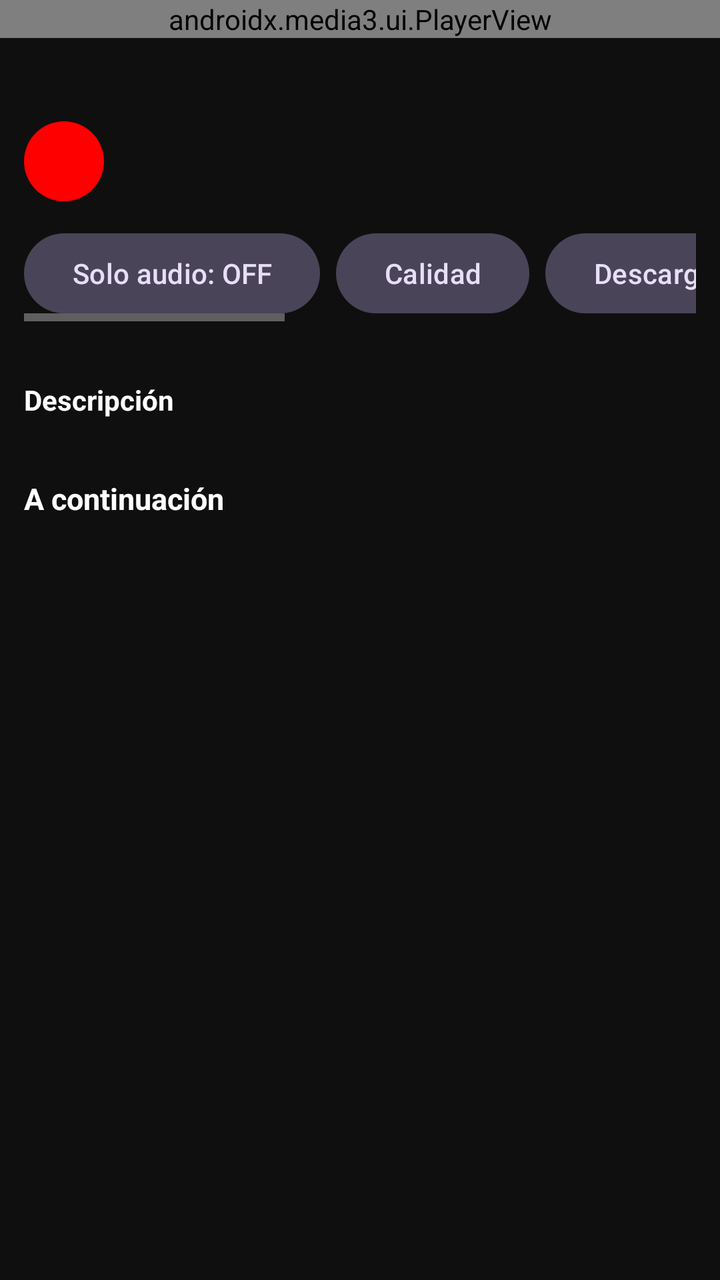
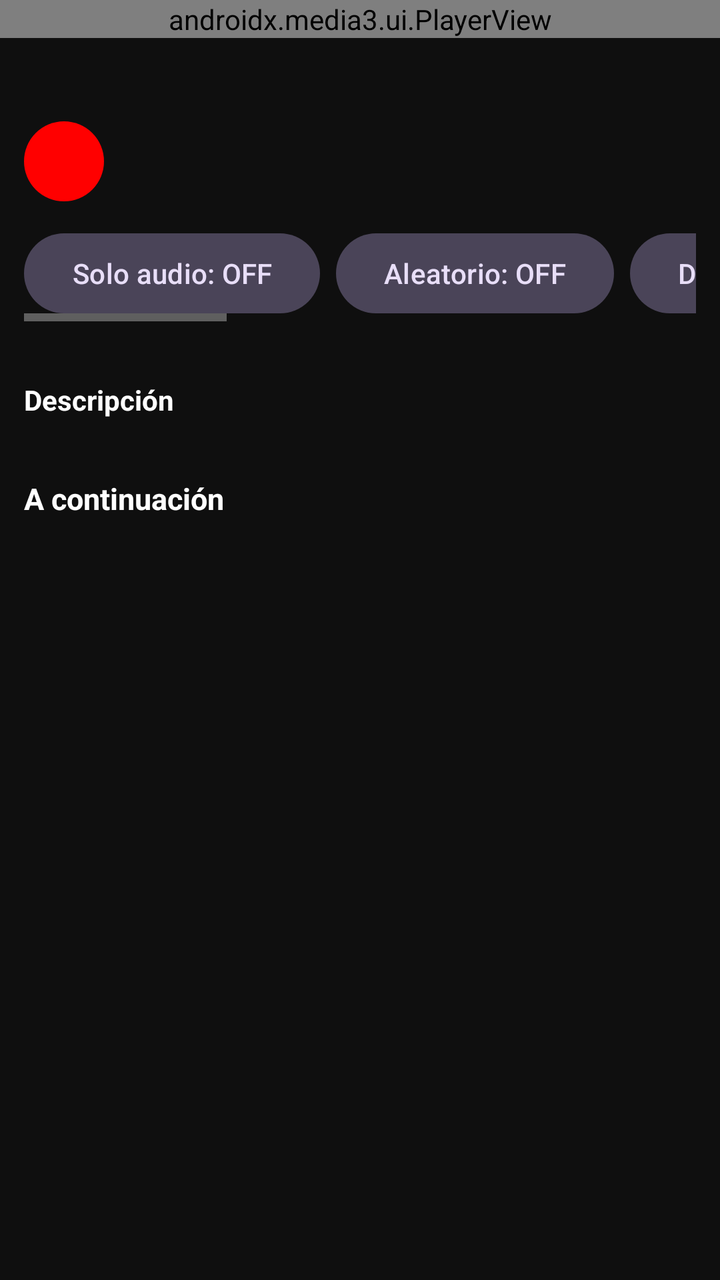

Screens rendered from an Android XML layout before and after an edit, with the pre-edit source and the edit as a unified diff.
<!-- AndroidManifest.xml: application theme Theme.NexosPlay -->
<!-- res/layout/activity_player.xml -->
<?xml version="1.0" encoding="utf-8"?>
<LinearLayout xmlns:android="http://schemas.android.com/apk/res/android"
    xmlns:app="http://schemas.android.com/apk/res-auto"
    android:layout_width="match_parent"
    android:layout_height="match_parent"
    android:background="@color/yt_bg"
    android:orientation="vertical">

    <androidx.media3.ui.PlayerView
        android:id="@+id/player_view"
        android:layout_width="match_parent"
        android:layout_height="wrap_content"
        app:show_buffering="when_playing"
        app:use_controller="true" />

    <ProgressBar
        android:id="@+id/progress"
        style="?android:attr/progressBarStyleHorizontal"
        android:layout_width="match_parent"
        android:layout_height="wrap_content"
        android:indeterminate="true"
        android:visibility="gone" />

    <ScrollView
        android:layout_width="match_parent"
        android:layout_height="0dp"
        android:layout_weight="1"
        android:fillViewport="true">

        <LinearLayout
            android:layout_width="match_parent"
            android:layout_height="wrap_content"
            android:orientation="vertical"
            android:padding="12dp">

            <TextView
                android:id="@+id/video_title"
                android:layout_width="match_parent"
                android:layout_height="wrap_content"
                android:maxLines="2"
                android:textColor="@color/yt_text"
                android:textSize="16sp"
                android:textStyle="bold" />

            <LinearLayout
                android:layout_width="match_parent"
                android:layout_height="wrap_content"
                android:layout_marginTop="8dp"
                android:gravity="center_vertical"
                android:orientation="horizontal">

                <TextView
                    android:id="@+id/channel_avatar"
                    android:layout_width="40dp"
                    android:layout_height="40dp"
                    android:background="@drawable/avatar_circle"
                    android:gravity="center"
                    android:textColor="@color/yt_text"
                    android:textSize="18sp"
                    android:textStyle="bold" />

                <LinearLayout
                    android:layout_width="0dp"
                    android:layout_height="wrap_content"
                    android:layout_marginStart="12dp"
                    android:layout_weight="1"
                    android:orientation="vertical">

                    <TextView
                        android:id="@+id/channel_name"
                        android:layout_width="match_parent"
                        android:layout_height="wrap_content"
                        android:maxLines="1"
                        android:textColor="@color/yt_text"
                        android:textSize="14sp"
                        android:textStyle="bold" />

                    <TextView
                        android:id="@+id/channel_meta"
                        android:layout_width="match_parent"
                        android:layout_height="wrap_content"
                        android:maxLines="1"
                        android:textColor="@color/yt_text2"
                        android:textSize="12sp" />
                </LinearLayout>
            </LinearLayout>

            <HorizontalScrollView
                android:layout_width="match_parent"
                android:layout_height="wrap_content"
                android:layout_marginTop="12dp">

                <LinearLayout
                    android:layout_width="wrap_content"
                    android:layout_height="wrap_content"
                    android:orientation="horizontal">

                    <com.google.android.material.button.MaterialButton
                        android:id="@+id/btn_audio"
                        style="@style/Widget.Material3.Button.TonalButton"
                        android:layout_width="wrap_content"
                        android:layout_height="wrap_content"
                        android:text="@string/audio_off" />

                    <com.google.android.material.button.MaterialButton
                        android:id="@+id/btn_quality"
                        style="@style/Widget.Material3.Button.TonalButton"
                        android:layout_width="wrap_content"
                        android:layout_height="wrap_content"
                        android:layout_marginStart="8dp"
                        android:text="@string/quality_title" />

                    <com.google.android.material.button.MaterialButton
                        android:id="@+id/btn_dl_video"
                        style="@style/Widget.Material3.Button.TonalButton"
                        android:layout_width="wrap_content"
                        android:layout_height="wrap_content"
                        android:layout_marginStart="8dp"
                        android:text="@string/btn_download_video" />

                    <com.google.android.material.button.MaterialButton
                        android:id="@+id/btn_dl_audio"
                        style="@style/Widget.Material3.Button.TonalButton"
                        android:layout_width="wrap_content"
                        android:layout_height="wrap_content"
                        android:layout_marginStart="8dp"
                        android:text="@string/btn_download_audio" />

                    <com.google.android.material.button.MaterialButton
                        android:id="@+id/btn_share"
                        style="@style/Widget.Material3.Button.TonalButton"
                        android:layout_width="wrap_content"
                        android:layout_height="wrap_content"
                        android:layout_marginStart="8dp"
                        android:text="@string/btn_share" />

                    <com.google.android.material.button.MaterialButton
                        android:id="@+id/btn_backend"
                        style="@style/Widget.Material3.Button.TonalButton"
                        android:layout_width="wrap_content"
                        android:layout_height="wrap_content"
                        android:layout_marginStart="8dp"
                        android:text="@string/btn_backend" />
                </LinearLayout>
            </HorizontalScrollView>

            <TextView
                android:id="@+id/status"
                android:layout_width="match_parent"
                android:layout_height="wrap_content"
                android:layout_marginTop="4dp"
                android:textColor="@color/yt_text2"
                android:textSize="13sp" />

            <TextView
                android:layout_width="match_parent"
                android:layout_height="wrap_content"
                android:layout_marginTop="8dp"
                android:text="@string/desc_title"
                android:textColor="@color/yt_text"
                android:textSize="14sp"
                android:textStyle="bold" />

            <TextView
                android:id="@+id/video_desc"
                android:layout_width="match_parent"
                android:layout_height="wrap_content"
                android:ellipsize="end"
                android:maxLines="4"
                android:textColor="@color/yt_text2"
                android:textSize="13sp" />

            <TextView
                android:layout_width="match_parent"
                android:layout_height="wrap_content"
                android:layout_marginTop="12dp"
                android:text="@string/up_next"
                android:textColor="@color/yt_text"
                android:textSize="15sp"
                android:textStyle="bold" />

            <androidx.recyclerview.widget.RecyclerView
                android:id="@+id/up_next_list"
                android:layout_width="match_parent"
                android:layout_height="wrap_content"
                android:layout_marginTop="4dp"
                android:nestedScrollingEnabled="false" />
        </LinearLayout>
    </ScrollView>
</LinearLayout>
<!-- resources referenced by this layout -->
<resources>
  <color name="yt_bg">#0F0F0F</color>
  <color name="yt_text">#FFFFFF</color>
  <color name="yt_text2">#AAAAAA</color>
  <!-- drawable avatar_circle (drawable) -->
  <?xml version="1.0" encoding="utf-8"?>
  <shape xmlns:android="http://schemas.android.com/apk/res/android"
      android:shape="oval">
      <solid android:color="@color/yt_red" />
  </shape>
  <string name="audio_off">Solo audio: OFF</string>
  <string name="btn_backend">Vía servidor yt-dlp</string>
  <string name="btn_download_audio">Descargar audio</string>
  <string name="btn_download_video">Descargar video</string>
  <string name="btn_share">Compartir</string>
  <string name="desc_title">Descripción</string>
  <string name="quality_title">Calidad</string>
  <string name="up_next">A continuación</string>
  <style name="Theme.NexosPlay" parent="Theme.Material3.Dark.NoActionBar">
          <item name="android:windowBackground">@color/yt_bg</item>
          <item name="colorPrimary">@color/yt_red</item>
          <item name="android:textColorPrimary">@color/yt_text</item>
          <item name="android:textColorSecondary">@color/yt_text2</item>
      </style>
  <color name="yt_red">#FF0000</color>
</resources>

<!-- the commit's change to res/layout/activity_player.xml (unified diff, before → after) -->
@@ -103,6 +103,22 @@
                         android:text="@string/audio_off" />
 
                     <com.google.android.material.button.MaterialButton
+                        android:id="@+id/btn_shuffle"
+                        style="@style/Widget.Material3.Button.TonalButton"
+                        android:layout_width="wrap_content"
+                        android:layout_height="wrap_content"
+                        android:layout_marginStart="8dp"
+                        android:text="@string/shuffle_off" />
+
+                    <com.google.android.material.button.MaterialButton
+                        android:id="@+id/btn_sleep"
+                        style="@style/Widget.Material3.Button.TonalButton"
+                        android:layout_width="wrap_content"
+                        android:layout_height="wrap_content"
+                        android:layout_marginStart="8dp"
+                        android:text="@string/btn_sleep" />
+
+                    <com.google.android.material.button.MaterialButton
                         android:id="@+id/btn_quality"
                         style="@style/Widget.Material3.Button.TonalButton"
                         android:layout_width="wrap_content"
<!-- resource entries referenced after the edit -->
@@ -14,8 +14,10 @@
   <string name="btn_download_audio">Descargar audio</string>
   <string name="btn_download_video">Descargar video</string>
   <string name="btn_share">Compartir</string>
+  <string name="btn_sleep">Dormir</string>
   <string name="desc_title">Descripción</string>
   <string name="quality_title">Calidad</string>
+  <string name="shuffle_off">Aleatorio: OFF</string>
   <string name="up_next">A continuación</string>
   <style name="Theme.NexosPlay" parent="Theme.Material3.Dark.NoActionBar">
           <item name="android:windowBackground">@color/yt_bg</item>
